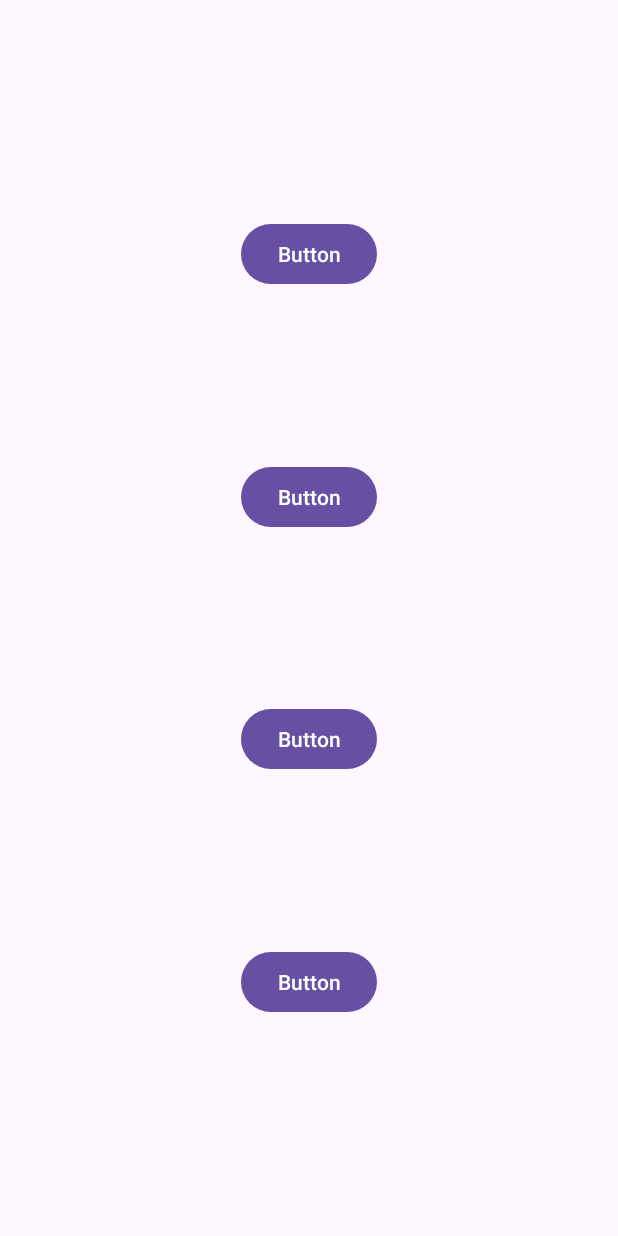
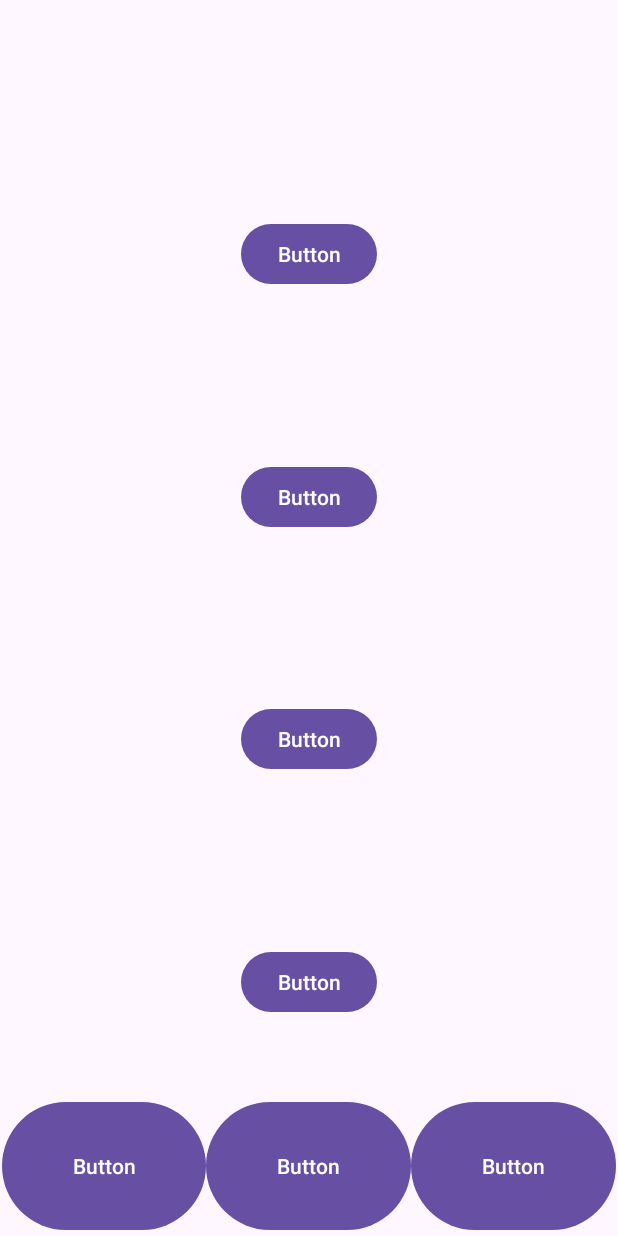
Before and after one commit to GuilhermeFdSilva/JME-Treinamentos, an Android app: the screen it shows after launch (MainActivity), on a phone screen of 412 x 824 dp. Run offline under Robolectric (Android 15) with nearby library versions, the phone set to English and light mode, and no system bars.

Commit message:
LinearLayout

```diff
--- a/LayoutAlinhamento/app/src/main/res/layout/activity_main.xml
+++ b/LayoutAlinhamento/app/src/main/res/layout/activity_main.xml
@@ -48,4 +48,34 @@
         app:layout_constraintStart_toStartOf="parent"
         app:layout_constraintTop_toBottomOf="@+id/button2" />
 
+    <LinearLayout
+        android:layout_width="409dp"
+        android:layout_height="93dp"
+        android:orientation="horizontal"
+        app:layout_constraintBottom_toBottomOf="parent"
+        app:layout_constraintEnd_toEndOf="parent"
+        app:layout_constraintStart_toStartOf="parent">
+
+        <Button
+            android:id="@+id/button5"
+            android:layout_width="wrap_content"
+            android:layout_height="match_parent"
+            android:layout_weight="1"
+            android:text="Button" />
+
+        <Button
+            android:id="@+id/button6"
+            android:layout_width="wrap_content"
+            android:layout_height="match_parent"
+            android:layout_weight="1"
+            android:text="Button" />
+
+        <Button
+            android:id="@+id/button7"
+            android:layout_width="wrap_content"
+            android:layout_height="match_parent"
+            android:layout_weight="1"
+            android:text="Button" />
+    </LinearLayout>
+
 </androidx.constraintlayout.widget.ConstraintLayout>
```
